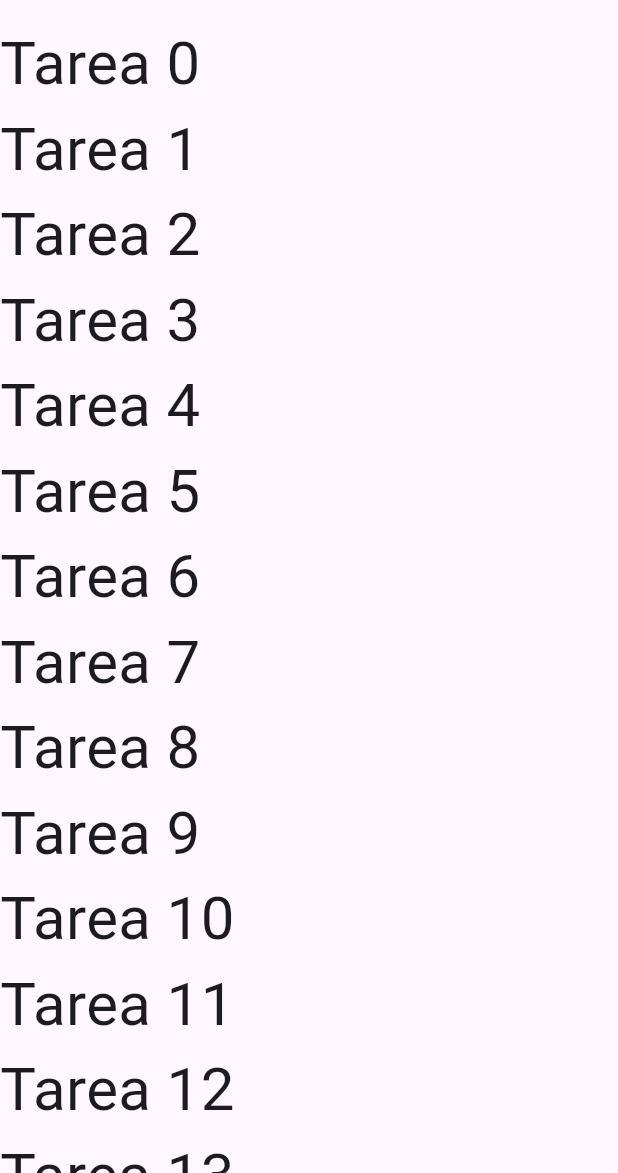
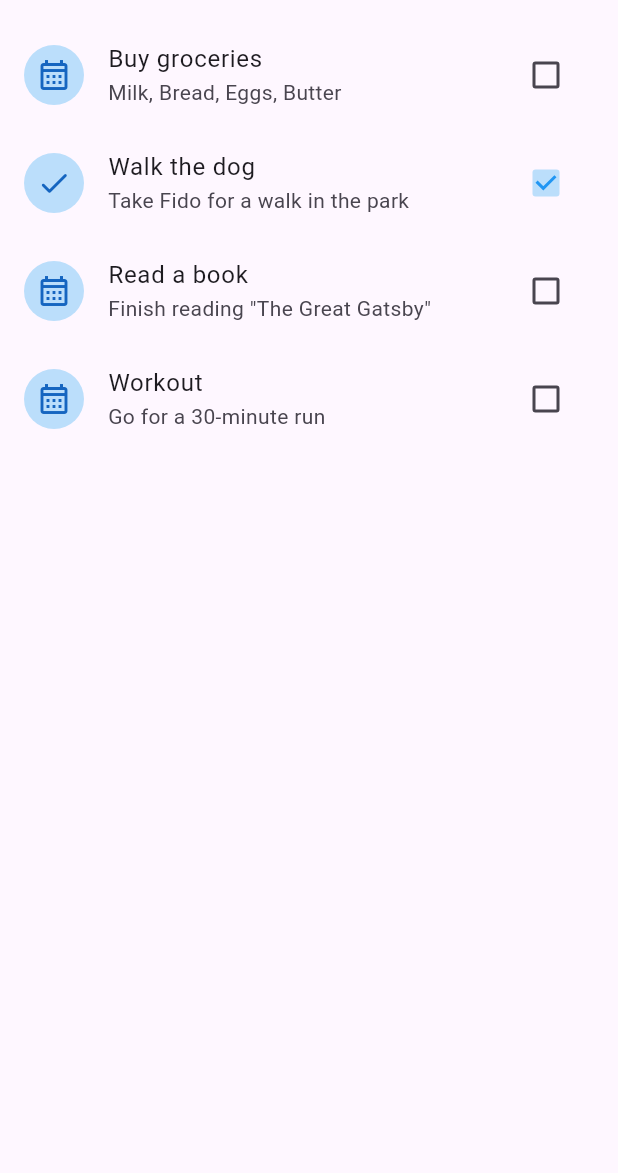
Before and after one commit to jalvarenga-unah/IS513-III-PAC-2025, a Flutter app: the screen it shows after launch, on a phone screen of 412 x 824 dp, the part 63-1236 px from its top. Run offline on Flutter 3.47's test engine with Material 3 defaults, Android fonts, the phone set to English and light mode, and no system bars.

Commit message:
creación de widget personalizado para las listas

```diff
--- /dev/null
+++ b/intro-flutter/todo_app/lib/api/todos.dart
@@ -0,0 +1,26 @@
+final List<Map<String, dynamic>> todoList = [
+  {
+    'id': 1,
+    'title': 'Buy groceries',
+    'description': 'Milk, Bread, Eggs, Butter',
+    'completed': false,
+  },
+  {
+    'id': 2,
+    'title': 'Walk the dog',
+    'description': 'Take Fido for a walk in the park',
+    'completed': true,
+  },
+  {
+    'id': 3,
+    'title': 'Read a book',
+    'description': 'Finish reading "The Great Gatsby"',
+    'completed': false,
+  },
+  {
+    'id': 4,
+    'title': 'Workout',
+    'description': 'Go for a 30-minute run',
+    'completed': false,
+  },
+];
--- a/intro-flutter/todo_app/lib/src/views/home_page.dart
+++ b/intro-flutter/todo_app/lib/src/views/home_page.dart
@@ -1,4 +1,6 @@
 import 'package:flutter/material.dart';
+import 'package:todo_app/api/todos.dart';
+import 'package:todo_app/src/widgets/item_list.dart';
 
 class HomePage extends StatelessWidget {
   const HomePage({super.key});
@@ -8,9 +10,9 @@ class HomePage extends StatelessWidget {
     return Scaffold(
       appBar: AppBar(title: const Text('TODO-App')),
       body: ListView.builder(
-        itemCount: 100,
+        itemCount: todoList.length,
         itemBuilder: (BuildContext context, int index) {
-          return Text('Tarea $index', style: TextStyle(fontSize: 40));
+          return ItemList(todo: todoList[index]);
         },
       ),
     );
--- /dev/null
+++ b/intro-flutter/todo_app/lib/src/widgets/item_list.dart
@@ -0,0 +1,32 @@
+import 'package:flutter/material.dart';
+
+class ItemList extends StatelessWidget {
+  const ItemList({super.key, required this.todo});
+
+  final Map<String, dynamic> todo;
+
+  @override
+  Widget build(BuildContext context) {
+    return ListTile(
+      title: Text(todo['title']),
+      subtitle: Text(todo['description']),
+      leading: CircleAvatar(
+        backgroundColor: Colors.blue[100],
+        child: Icon(
+          todo['completed']
+              ? Icons.check_rounded
+              : Icons.calendar_month_outlined,
+          color: Colors.blue[800],
+        ),
+      ),
+      trailing: Checkbox(
+        checkColor: Colors.blue,
+        activeColor: Colors.blue[100],
+        value: todo['completed'],
+        onChanged: (value) {
+          todo['completed'] = value;
+        },
+      ),
+    );
+  }
+}
```
